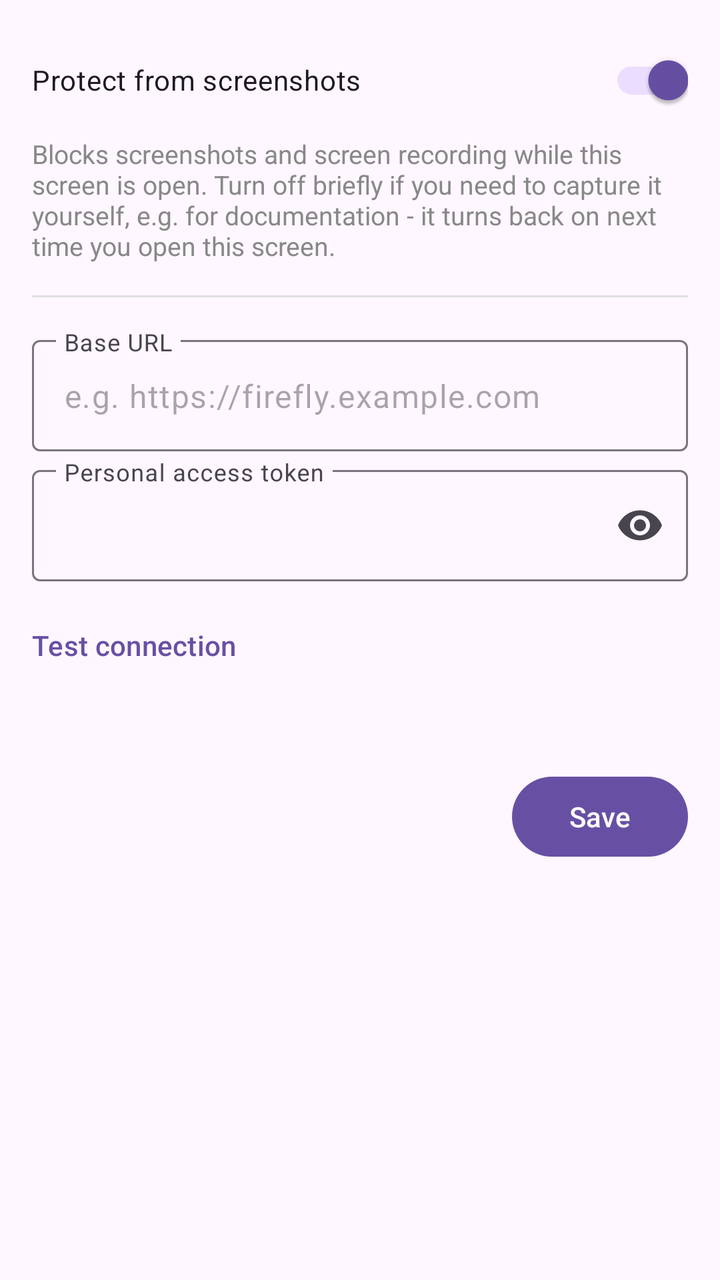
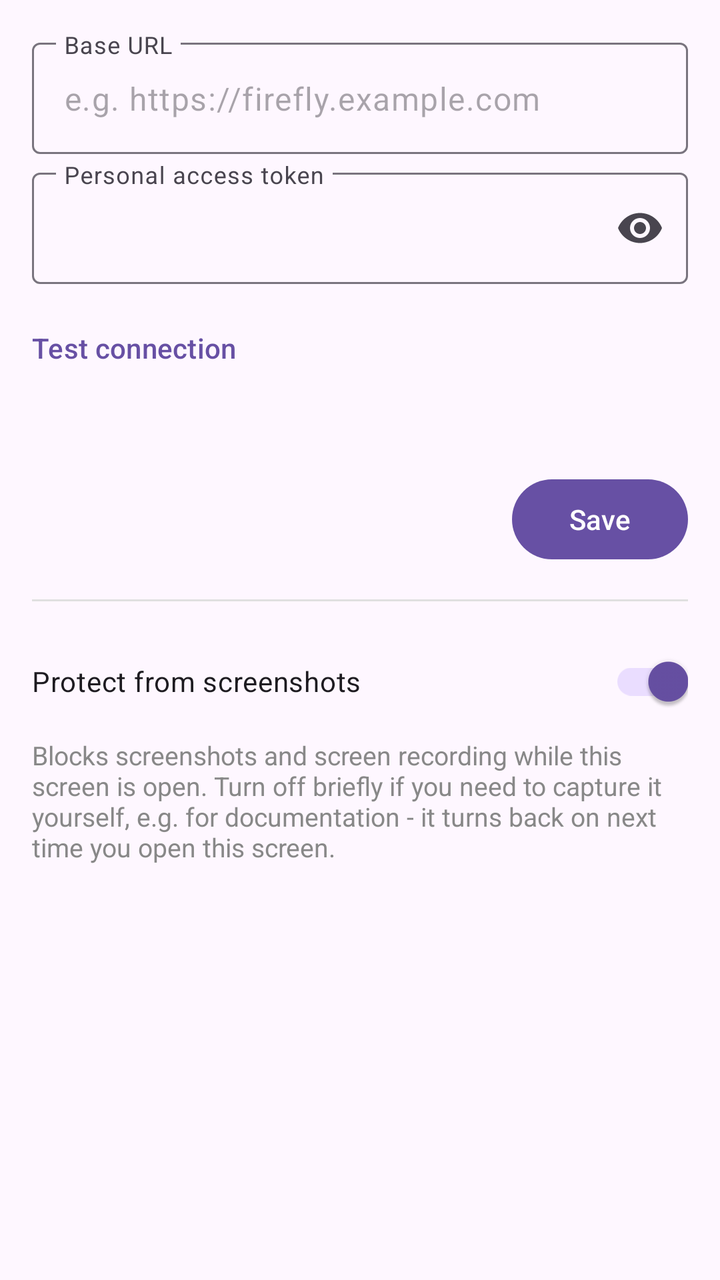

Compare the two renders of this Android layout. The source of the first and the diff that turns it into the second are given below.
<!-- AndroidManifest.xml: application theme Theme.FfNotifyImporter -->
<!-- res/layout/fragment_firefly_connection.xml -->
<?xml version="1.0" encoding="utf-8"?>
<ScrollView xmlns:android="http://schemas.android.com/apk/res/android"
    xmlns:app="http://schemas.android.com/apk/res-auto"
    android:layout_width="match_parent"
    android:layout_height="match_parent">

    <LinearLayout
        android:layout_width="match_parent"
        android:layout_height="wrap_content"
        android:orientation="vertical"
        android:padding="16dp">

        <com.google.android.material.switchmaterial.SwitchMaterial
            android:id="@+id/protectScreenshotsSwitch"
            android:layout_width="match_parent"
            android:layout_height="wrap_content"
            android:layout_marginBottom="4dp"
            android:checked="true"
            android:text="@string/firefly_protect_screenshots_switch" />

        <TextView
            android:layout_width="match_parent"
            android:layout_height="wrap_content"
            android:layout_marginBottom="16dp"
            android:text="@string/firefly_protect_screenshots_hint"
            android:textColor="#888888"
            android:textSize="13sp" />

        <View
            android:layout_width="match_parent"
            android:layout_height="1dp"
            android:layout_marginBottom="16dp"
            android:background="#E0E0E0" />

        <com.google.android.material.textfield.TextInputLayout
            android:layout_width="match_parent"
            android:layout_height="wrap_content"
            android:layout_marginBottom="4dp"
            android:hint="@string/firefly_field_url"
            app:expandedHintEnabled="false">

            <com.google.android.material.textfield.TextInputEditText
                android:id="@+id/urlInput"
                android:layout_width="match_parent"
                android:layout_height="wrap_content"
                android:hint="@string/firefly_field_url_example"
                android:inputType="textUri" />

        </com.google.android.material.textfield.TextInputLayout>

        <TextView
            android:id="@+id/cleartextWarning"
            android:layout_width="match_parent"
            android:layout_height="wrap_content"
            android:layout_marginBottom="12dp"
            android:text="@string/firefly_cleartext_warning"
            android:textColor="#B00020"
            android:textSize="12sp"
            android:visibility="gone" />

        <com.google.android.material.textfield.TextInputLayout
            android:id="@+id/tokenLayout"
            android:layout_width="match_parent"
            android:layout_height="wrap_content"
            android:layout_marginBottom="4dp"
            android:hint="@string/firefly_field_token"
            app:expandedHintEnabled="false"
            app:endIconMode="password_toggle">

            <com.google.android.material.textfield.TextInputEditText
                android:id="@+id/tokenInput"
                android:layout_width="match_parent"
                android:layout_height="wrap_content"
                android:inputType="textPassword" />

        </com.google.android.material.textfield.TextInputLayout>

        <TextView
            android:id="@+id/tokenSavedHint"
            android:layout_width="match_parent"
            android:layout_height="wrap_content"
            android:layout_marginBottom="4dp"
            android:text="@string/firefly_field_token_saved_hint"
            android:textColor="#888888"
            android:textSize="12sp"
            android:visibility="gone" />

        <Button
            android:id="@+id/testConnectionButton"
            style="?attr/borderlessButtonStyle"
            android:layout_width="wrap_content"
            android:layout_height="wrap_content"
            android:layout_marginTop="4dp"
            android:layout_marginBottom="4dp"
            android:minWidth="0dp"
            android:paddingStart="0dp"
            android:text="@string/firefly_test_connection" />

        <TextView
            android:id="@+id/testConnectionResult"
            android:layout_width="match_parent"
            android:layout_height="wrap_content"
            android:layout_marginBottom="16dp"
            android:textSize="13sp" />

        <Button
            android:id="@+id/saveButton"
            android:layout_width="wrap_content"
            android:layout_height="wrap_content"
            android:layout_gravity="end"
            android:text="@string/action_save" />

    </LinearLayout>

</ScrollView>
<!-- resources referenced by this layout -->
<resources>
  <string name="action_save">Save</string>
  <string name="firefly_cleartext_warning">⚠ http:// is not encrypted - only use this on a trusted local network.</string>
  <string name="firefly_field_token">Personal access token</string>
  <string name="firefly_field_token_saved_hint">Token saved - leave blank to keep it, or type a new one to replace it.</string>
  <string name="firefly_field_url">Base URL</string>
  <string name="firefly_field_url_example">e.g. https://firefly.example.com</string>
  <string name="firefly_protect_screenshots_hint">Blocks screenshots and screen recording while this screen is open. Turn off briefly if you need to capture it yourself, e.g. for documentation - it turns back on next time you open this screen.</string>
  <string name="firefly_protect_screenshots_switch">Protect from screenshots</string>
  <string name="firefly_test_connection">Test connection</string>
  <style name="Theme.FfNotifyImporter" parent="Theme.Material3.DayNight.NoActionBar" />
</resources>

<!-- the commit's change to res/layout/fragment_firefly_connection.xml (unified diff, before → after) -->
@@ -9,28 +9,6 @@
         android:layout_height="wrap_content"
         android:orientation="vertical"
         android:padding="16dp">
-
-        <com.google.android.material.switchmaterial.SwitchMaterial
-            android:id="@+id/protectScreenshotsSwitch"
-            android:layout_width="match_parent"
-            android:layout_height="wrap_content"
-            android:layout_marginBottom="4dp"
-            android:checked="true"
-            android:text="@string/firefly_protect_screenshots_switch" />
-
-        <TextView
-            android:layout_width="match_parent"
-            android:layout_height="wrap_content"
-            android:layout_marginBottom="16dp"
-            android:text="@string/firefly_protect_screenshots_hint"
-            android:textColor="#888888"
-            android:textSize="13sp" />
-
-        <View
-            android:layout_width="match_parent"
-            android:layout_height="1dp"
-            android:layout_marginBottom="16dp"
-            android:background="#E0E0E0" />
 
         <com.google.android.material.textfield.TextInputLayout
             android:layout_width="match_parent"
@@ -75,16 +53,6 @@
 
         </com.google.android.material.textfield.TextInputLayout>
 
-        <TextView
-            android:id="@+id/tokenSavedHint"
-            android:layout_width="match_parent"
-            android:layout_height="wrap_content"
-            android:layout_marginBottom="4dp"
-            android:text="@string/firefly_field_token_saved_hint"
-            android:textColor="#888888"
-            android:textSize="12sp"
-            android:visibility="gone" />
-
         <Button
             android:id="@+id/testConnectionButton"
             style="?attr/borderlessButtonStyle"
@@ -107,8 +75,30 @@
             android:id="@+id/saveButton"
             android:layout_width="wrap_content"
             android:layout_height="wrap_content"
+            android:layout_marginBottom="16dp"
             android:layout_gravity="end"
             android:text="@string/action_save" />
+
+        <View
+            android:layout_width="match_parent"
+            android:layout_height="1dp"
+            android:layout_marginBottom="16dp"
+            android:background="#E0E0E0" />
+
+        <com.google.android.material.switchmaterial.SwitchMaterial
+            android:id="@+id/protectScreenshotsSwitch"
+            android:layout_width="match_parent"
+            android:layout_height="wrap_content"
+            android:layout_marginBottom="4dp"
+            android:checked="true"
+            android:text="@string/firefly_protect_screenshots_switch" />
+
+        <TextView
+            android:layout_width="match_parent"
+            android:layout_height="wrap_content"
+            android:text="@string/firefly_protect_screenshots_hint"
+            android:textColor="#888888"
+            android:textSize="13sp" />
 
     </LinearLayout>
 
<!-- resource entries referenced after the edit -->
@@ -3,7 +3,6 @@
   <string name="action_save">Save</string>
   <string name="firefly_cleartext_warning">⚠ http:// is not encrypted - only use this on a trusted local network.</string>
   <string name="firefly_field_token">Personal access token</string>
-  <string name="firefly_field_token_saved_hint">Token saved - leave blank to keep it, or type a new one to replace it.</string>
   <string name="firefly_field_url">Base URL</string>
   <string name="firefly_field_url_example">e.g. https://firefly.example.com</string>
   <string name="firefly_protect_screenshots_hint">Blocks screenshots and screen recording while this screen is open. Turn off briefly if you need to capture it yourself, e.g. for documentation - it turns back on next time you open this screen.</string>
